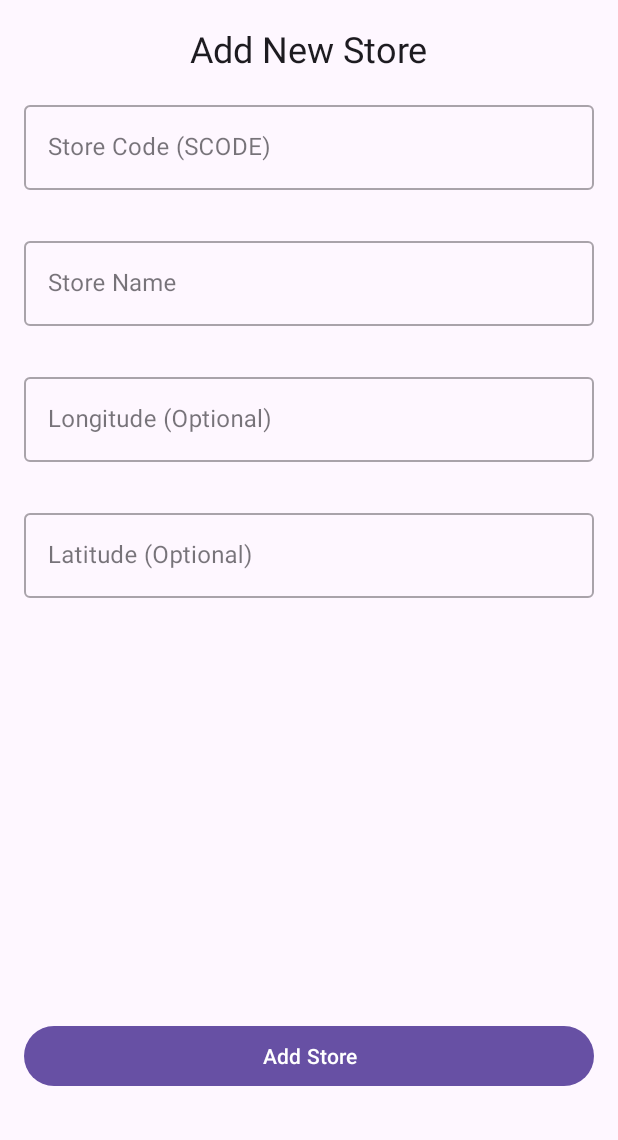
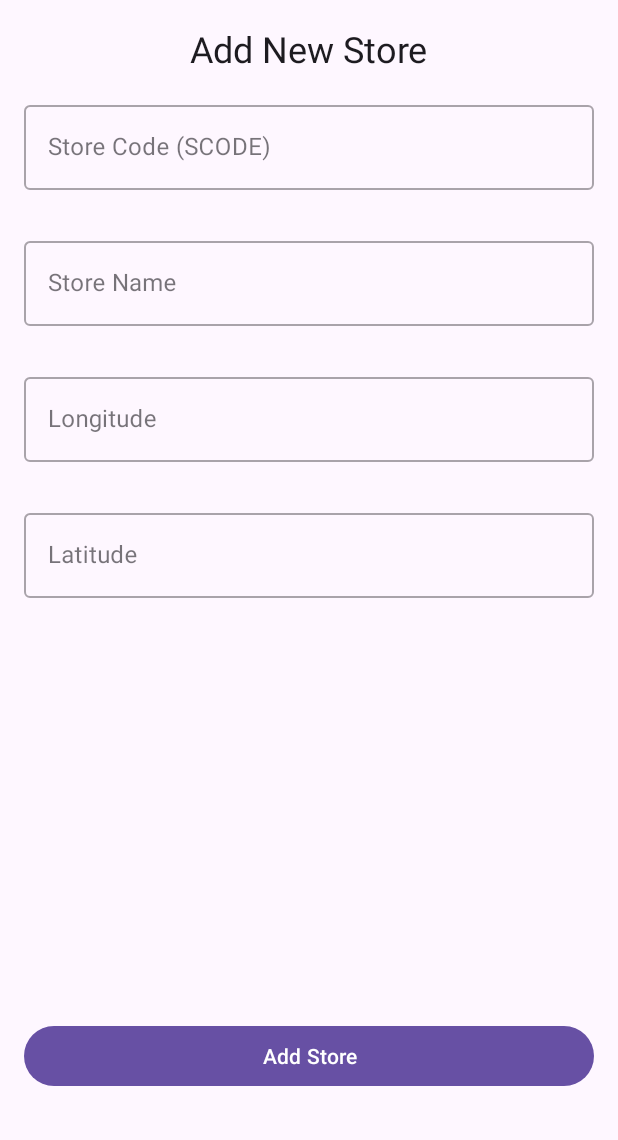
Before and after one commit to Badr1203/Spending-Tracker-Lite, an Android app: the fragment AddStoreFragment placed in its activity, on a phone screen of 412 x 824 dp, the part 96-1236 px from its top. Run offline under Robolectric (Android 15) with nearby library versions, the phone set to English and light mode, and no system bars.

Commit message:
Minor fixes.

```diff
--- a/app/src/main/res/layout/fragment_add_store.xml
+++ b/app/src/main/res/layout/fragment_add_store.xml
@@ -16,7 +16,7 @@
             android:id="@+id/tv_add_store_header"
             android:layout_width="wrap_content"
             android:layout_height="wrap_content"
-            android:text="Add New Store"
+            android:text="@string/add_new_store"
             android:textAppearance="?attr/textAppearanceHeadline5"
             app:layout_constraintTop_toTopOf="parent"
             app:layout_constraintStart_toStartOf="parent"
@@ -29,7 +29,7 @@
             style="@style/Widget.MaterialComponents.TextInputLayout.OutlinedBox"
             android:layout_width="0dp"
             android:layout_height="wrap_content"
-            android:hint="Store Code (SCODE)"
+            android:hint="@string/store_code_scode"
             app:layout_constraintTop_toBottomOf="@id/tv_add_store_header"
             app:layout_constraintStart_toStartOf="parent"
             app:layout_constraintEnd_toEndOf="parent"
@@ -50,7 +50,7 @@
             style="@style/Widget.MaterialComponents.TextInputLayout.OutlinedBox"
             android:layout_width="0dp"
             android:layout_height="wrap_content"
-            android:hint="Store Name"
+            android:hint="@string/store_name"
             app:layout_constraintTop_toBottomOf="@id/til_store_scode"
             app:layout_constraintStart_toStartOf="parent"
             app:layout_constraintEnd_toEndOf="parent"
@@ -71,7 +71,7 @@
             style="@style/Widget.MaterialComponents.TextInputLayout.OutlinedBox"
             android:layout_width="0dp"
             android:layout_height="wrap_content"
-            android:hint="Longitude (Optional)"
+            android:hint="@string/longitude"
             app:layout_constraintTop_toBottomOf="@id/til_store_name"
             app:layout_constraintStart_toStartOf="parent"
             app:layout_constraintEnd_toEndOf="parent"
@@ -92,7 +92,7 @@
             style="@style/Widget.MaterialComponents.TextInputLayout.OutlinedBox"
             android:layout_width="0dp"
             android:layout_height="wrap_content"
-            android:hint="Latitude (Optional)"
+            android:hint="@string/latitude"
             app:layout_constraintTop_toBottomOf="@id/til_store_longitude"
             app:layout_constraintStart_toStartOf="parent"
             app:layout_constraintEnd_toEndOf="parent"
@@ -111,7 +111,7 @@
             android:id="@+id/button_add_store"
             android:layout_width="0dp"
             android:layout_height="wrap_content"
-            android:text="Add Store"
+            android:text="@string/add_store"
             app:layout_constraintTop_toBottomOf="@id/til_store_latitude"
             app:layout_constraintStart_toStartOf="parent"
             app:layout_constraintEnd_toEndOf="parent"
```
